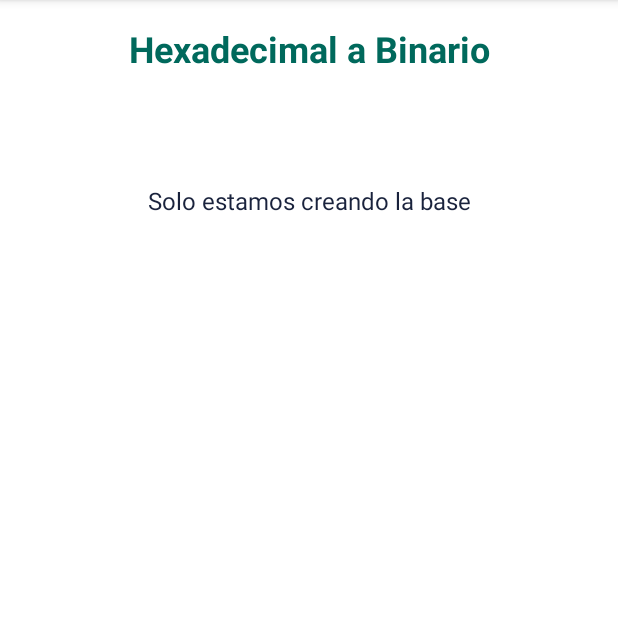
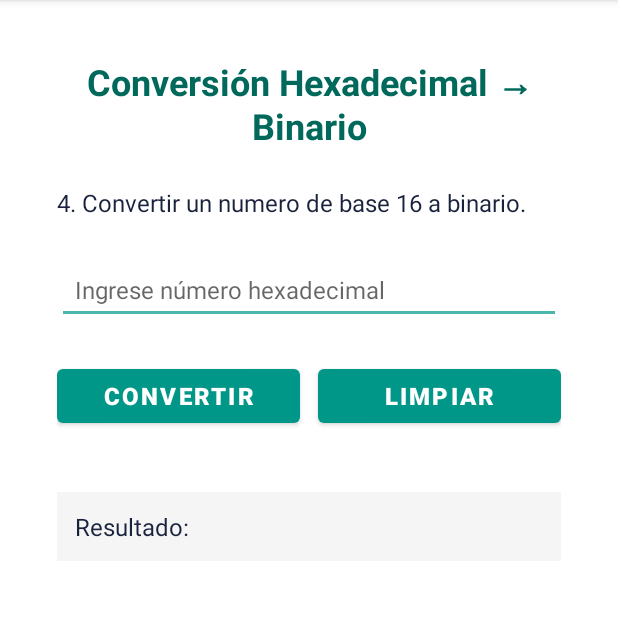
Before and after one commit to edwinwmendeze/NRC-74239, an Android app: the fragment HexBinarioFragment shown on its own in the app's theme, on a phone screen of 412 x 824 dp, the part 84-704 px from its top. Run offline under Robolectric (Android 15) with nearby library versions, the phone set to English and light mode, and no system bars.

Commit message:
feat(Unidad1/PA1/mendez_pa1): Implementación del fragmento HexBinarioFragment con funcionalidad para convertir números hexadecimales a binarios, incluyendo validaciones de entrada y botones para convertir y limpiar resultados.

```diff
--- a/mendez_pa1/app/src/main/java/mendez/pa1/org/ui/hexbinario/HexBinarioFragment.java
+++ b/mendez_pa1/app/src/main/java/mendez/pa1/org/ui/hexbinario/HexBinarioFragment.java
@@ -4,6 +4,10 @@ import android.os.Bundle;
 import android.view.LayoutInflater;
 import android.view.View;
 import android.view.ViewGroup;
+import android.widget.Button;
+import android.widget.EditText;
+import android.widget.TextView;
+import android.widget.Toast;
 
 import androidx.annotation.NonNull;
 import androidx.annotation.Nullable;
@@ -12,10 +16,75 @@ import androidx.fragment.app.Fragment;
 import mendez.pa1.org.R;
 
 public class HexBinarioFragment extends Fragment {
+    private EditText etHexadecimal;
+    private TextView tvResultado;
+    private Button btnConvertir, btnLimpiar;
 
     @Override
     public View onCreateView(@NonNull LayoutInflater inflater, @Nullable ViewGroup container,
                              @Nullable Bundle savedInstanceState) {
-        return inflater.inflate(R.layout.fragment_hex_binario, container, false);
+        View view = inflater.inflate(R.layout.fragment_hex_binario, container, false);
+
+        etHexadecimal = view.findViewById(R.id.etHexadecimal);
+        tvResultado = view.findViewById(R.id.tvResultado);
+        btnConvertir = view.findViewById(R.id.btnConvertir);
+        btnLimpiar = view.findViewById(R.id.btnLimpiar);
+
+        btnConvertir.setOnClickListener(v -> convertirHexBinario());
+        btnLimpiar.setOnClickListener(v -> limpiar());
+
+
+        return view;
+    }
+
+    private void convertirHexBinario() {
+        // Validar campo vacío
+        if (etHexadecimal.getText().toString().isEmpty()) {
+            Toast.makeText(getContext(), "Ingrese un número hexadecimal", Toast.LENGTH_SHORT).show();
+            return;
+        }
+
+        String hex = etHexadecimal.getText().toString().toUpperCase();
+        StringBuilder binario = new StringBuilder();
+
+        // Convertir cada dígito hexadecimal a 4 bits binarios
+        for (int i = 0; i < hex.length(); i++) {
+            char digitoHex = hex.charAt(i);
+            String bitsDelDigito = convertirDigitoHexABinario(digitoHex);
+            binario.append(bitsDelDigito);
+        }
+
+        tvResultado.setText("Resultado: " + binario.toString());
+
+    }
+
+    private String convertirDigitoHexABinario(char digitoHex) {
+        // Cada dígito hexadecimal = 4 bits binarios
+        switch (digitoHex) {
+            case '0': return "0000";
+            case '1': return "0001";
+            case '2': return "0010";
+            case '3': return "0011";
+            case '4': return "0100";
+            case '5': return "0101";
+            case '6': return "0110";
+            case '7': return "0111";
+            case '8': return "1000";
+            case '9': return "1001";
+            case 'A': return "1010";
+            case 'B': return "1011";
+            case 'C': return "1100";
+            case 'D': return "1101";
+            case 'E': return "1110";
+            case 'F': return "1111";
+            default: return "0000"; // En caso de un dígito inválido
+        }
+    }
+
+    private void limpiar() {
+        etHexadecimal.setText("");
+        tvResultado.setText("Resultado: ");
+        etHexadecimal.requestFocus();
+
     }
 }
--- a/mendez_pa1/app/src/main/res/layout/fragment_hex_binario.xml
+++ b/mendez_pa1/app/src/main/res/layout/fragment_hex_binario.xml
@@ -1,16 +1,68 @@
 <?xml version="1.0" encoding="utf-8"?>
-<LinearLayout xmlns:android="http://schemas.android.com/apk/res/android"
-    style="@style/EstiloPA1"
-    android:orientation="vertical">
+<ScrollView xmlns:android="http://schemas.android.com/apk/res/android"
+    style="@style/EstiloPA1">
 
-    <TextView
-        style="@style/TituloFragment"
-        android:text="Hexadecimal a Binario" />
+    <LinearLayout
+        android:layout_width="match_parent"
+        android:layout_height="wrap_content"
+        android:orientation="vertical"
+        android:padding="22dp">
 
-    <TextView
-        style="@style/TextoPA1"
-        android:text="Solo estamos creando la base"
-        android:gravity="center"
-        android:layout_marginTop="50dp" />
+        <!-- Título -->
+        <TextView
+            android:id="@+id/tvTitulo"
+            style="@style/TituloFragment"
+            android:text="Conversión Hexadecimal → Binario" />
 
-</LinearLayout>
+        <!-- Descripción -->
+        <TextView
+            style="@style/TextoPA1"
+            android:text="4.	Convertir un numero de base 16 a binario."
+            android:layout_marginBottom="24dp"
+            android:justificationMode="inter_word" />
+
+        <!-- Input hexadecimal -->
+        <EditText
+            android:id="@+id/etHexadecimal"
+            style="@style/InputPA1"
+            android:hint="Ingrese número hexadecimal"
+            android:digits="0123456789ABCDEFabcdef"
+            android:inputType="textCapCharacters" />
+
+        <!-- Botones -->
+        <LinearLayout
+            android:layout_width="match_parent"
+            android:layout_height="wrap_content"
+            android:orientation="horizontal"
+            android:weightSum="2"
+            android:layout_marginTop="8dp">
+
+            <Button
+                android:id="@+id/btnConvertir"
+                style="@style/BotonPA1"
+                android:layout_width="0dp"
+                android:layout_height="wrap_content"
+                android:layout_weight="1"
+                android:text="Convertir" />
+
+            <Button
+                android:id="@+id/btnLimpiar"
+                style="@style/BotonPA1"
+                android:layout_width="0dp"
+                android:layout_height="wrap_content"
+                android:layout_weight="1"
+                android:text="Limpiar"
+                android:layout_marginStart="12dp" />
+        </LinearLayout>
+
+        <!-- Resultado -->
+        <TextView
+            android:id="@+id/tvResultado"
+            style="@style/TextoPA1"
+            android:text="Resultado: "
+            android:layout_marginTop="24dp"
+            android:padding="12dp"
+            android:background="#F5F5F5" />
+
+    </LinearLayout>
+</ScrollView>
```
